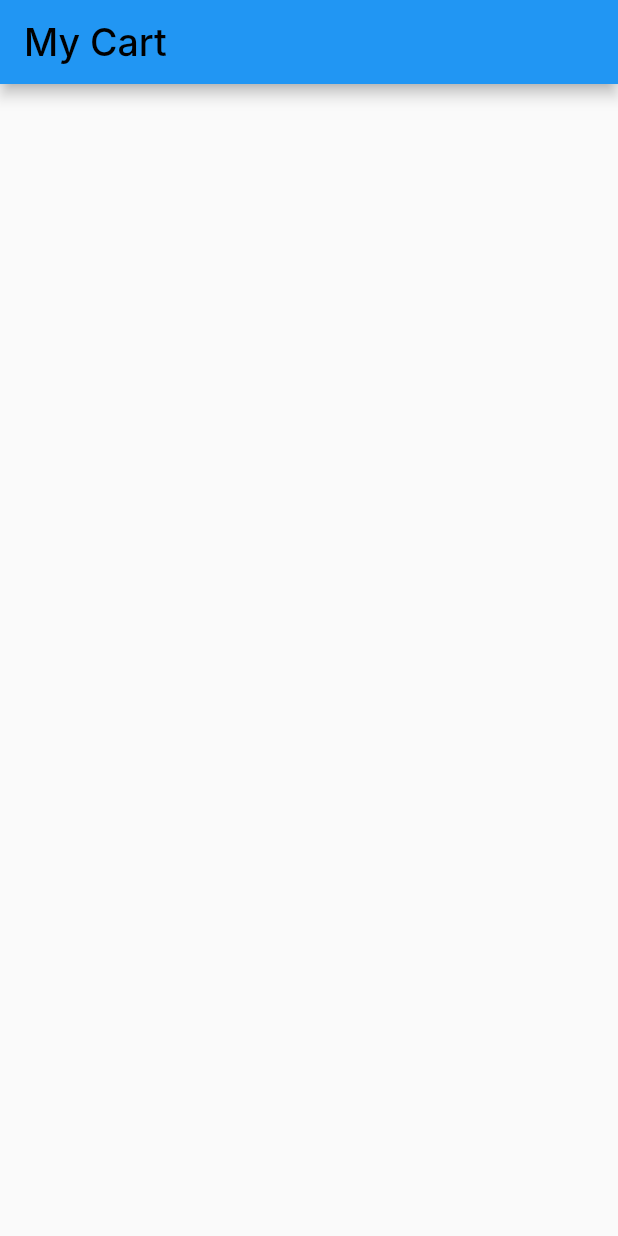
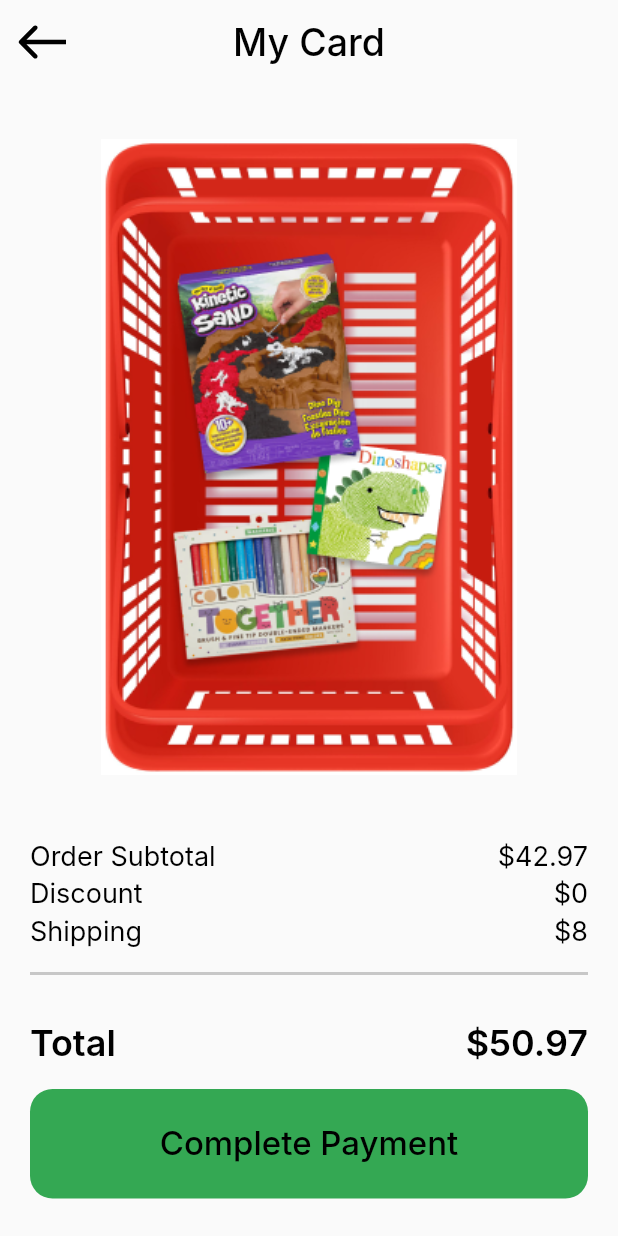
Before and after one commit to Mohamed-Aldakeshy/Payment-App, a Flutter app: the screen it shows after launch, on a phone screen of 412 x 824 dp. Run offline on Flutter 3.47's test engine with Material 2 defaults, Android fonts, the phone set to English and light mode, and no system bars; our stand-ins replace flutter_credit_card, flutter_svg; Roboto replaces fonts that are missing (Inter).

Commit message:
UI 70% done

```diff
--- a/lib/Features/Checkout/Presentation/Views/my_card_view.dart
+++ b/lib/Features/Checkout/Presentation/Views/my_card_view.dart
@@ -1,5 +1,6 @@
 import 'package:flutter/material.dart';
-import 'package:payment_app/core/utils/styles.dart';
+import 'package:payment_app/Features/Checkout/Presentation/Views/widgets/custom_appbar.dart';
+import 'package:payment_app/Features/Checkout/Presentation/Views/widgets/my_card_view_body.dart';
 
 class MyCardView extends StatelessWidget {
   const MyCardView({super.key});
@@ -7,13 +8,8 @@ class MyCardView extends StatelessWidget {
   @override
   Widget build(BuildContext context) {
     return Scaffold(
-      appBar: AppBar(
-        title: const Text(
-          'My Cart',
-          textAlign: TextAlign.center,
-          style: Styles.style25,
-        ),
-      ),
+      appBar: buildAppBar(title: 'My Card'),
+      body: MyCardViewBody(),
     );
   }
 }
--- /dev/null
+++ b/lib/Features/Checkout/Presentation/Views/widgets/card_info_item.dart
@@ -0,0 +1,26 @@
+import 'package:flutter/material.dart';
+import 'package:payment_app/core/utils/styles.dart';
+
+class OrderInfoItem extends StatelessWidget {
+  const OrderInfoItem({super.key, required this.title, required this.value});
+  final String title, value;
+
+  @override
+  Widget build(BuildContext context) {
+    return Row(
+      children: [
+        Text(
+          title,
+          textAlign: TextAlign.center,
+          style: Styles.style18,
+        ),
+        Spacer(),
+        Text(
+          value,
+          textAlign: TextAlign.center,
+          style: Styles.style18,
+        ),
+      ],
+    );
+  }
+}
--- /dev/null
+++ b/lib/Features/Checkout/Presentation/Views/widgets/custom_appbar.dart
@@ -0,0 +1,21 @@
+import 'package:flutter/material.dart';
+import 'package:flutter_svg/svg.dart';
+import 'package:payment_app/core/utils/styles.dart';
+
+AppBar buildAppBar({required String title}) {
+  return AppBar(
+    leading: Center(
+      child: SvgPicture.asset(
+        "assets/images/arrow.svg",
+      ),
+    ),
+    elevation: 0,
+    backgroundColor: Colors.transparent,
+    centerTitle: true,
+    title: Text(
+      title,
+      textAlign: TextAlign.center,
+      style: Styles.style25,
+    ),
+  );
+}
--- /dev/null
+++ b/lib/Features/Checkout/Presentation/Views/widgets/my_card_view_body.dart
@@ -0,0 +1,69 @@
+import 'package:flutter/material.dart';
+import 'package:payment_app/Features/Checkout/Presentation/Views/PaymentDetailsView.dart';
+import 'package:payment_app/Features/Checkout/Presentation/Views/widgets/card_info_item.dart';
+import 'package:payment_app/Features/Checkout/Presentation/Views/widgets/total_price.dart';
+import 'package:payment_app/core/widgets/custom_button.dart';
+
+class MyCardViewBody extends StatelessWidget {
+  const MyCardViewBody({super.key});
+
+  @override
+  Widget build(BuildContext context) {
+    return Padding(
+      padding: const EdgeInsets.symmetric(horizontal: 20),
+      child: Column(
+        children: [
+          const SizedBox(
+            height: 18,
+          ),
+          Expanded(child: Image.asset("assets/images/basket_image.png")),
+          const SizedBox(
+            height: 25,
+          ),
+          const OrderInfoItem(
+            title: 'Order Subtotal',
+            value: r'$42.97',
+          ),
+          const SizedBox(
+            height: 3,
+          ),
+          const OrderInfoItem(
+            title: 'Discount',
+            value: r'$0',
+          ),
+          const SizedBox(
+            height: 3,
+          ),
+          const OrderInfoItem(
+            title: 'Shipping',
+            value: r'$8',
+          ),
+          const Divider(
+            thickness: 2,
+            height: 34,
+            color: Color(0xffC7C7C7),
+          ),
+          const SizedBox(
+            height: 15,
+          ),
+          const TotalPrice(title: 'Total', value: r'$50.97'),
+          const SizedBox(
+            height: 16,
+          ),
+          CustomButton(
+            onTap: () => Navigator.of(context).push(
+              MaterialPageRoute(
+                builder: (context) {
+                  return PaymentDetailsView();
+                },
+              ),
+            ),
+          ),
+          const SizedBox(
+            height: 25,
+          ),
+        ],
+      ),
+    );
+  }
+}
--- /dev/null
+++ b/lib/Features/Checkout/Presentation/Views/widgets/total_price.dart
@@ -0,0 +1,25 @@
+import 'package:flutter/material.dart';
+import 'package:payment_app/core/utils/styles.dart';
+
+class TotalPrice extends StatelessWidget {
+  const TotalPrice({super.key, required this.title, required this.value});
+  final String title, value;
+  @override
+  Widget build(BuildContext context) {
+    return Row(
+      children: [
+        Text(
+          title,
+          textAlign: TextAlign.center,
+          style: Styles.style24,
+        ),
+        Spacer(),
+        Text(
+          value,
+          textAlign: TextAlign.center,
+          style: Styles.style24,
+        ),
+      ],
+    );
+  }
+}
--- /dev/null
+++ b/lib/core/widgets/custom_button.dart
@@ -0,0 +1,31 @@
+import 'package:flutter/material.dart';
+import 'package:payment_app/core/utils/styles.dart';
+
+class CustomButton extends StatelessWidget {
+  const CustomButton({
+    super.key,
+    this.onTap,
+  });
+
+  final void Function()? onTap;
+  @override
+  Widget build(BuildContext context) {
+    return GestureDetector(
+      onTap: onTap,
+      child: Container(
+        width: double.infinity,
+        height: 73,
+        child: Center(
+          child: Text('Complete Payment',
+              textAlign: TextAlign.center, style: Styles.style22),
+        ),
+        decoration: ShapeDecoration(
+          color: Color(0xFF34A853),
+          shape: RoundedRectangleBorder(
+            borderRadius: BorderRadius.circular(15),
+          ),
+        ),
+      ),
+    );
+  }
+}
--- a/lib/main.dart
+++ b/lib/main.dart
@@ -11,6 +11,7 @@ class CheckoutApp extends StatelessWidget {
   @override
   Widget build(BuildContext context) {
     return MaterialApp(
+      debugShowCheckedModeBanner: false,
       home: MyCardView(),
     );
   }
```
Also changed, not shown: lib/Features/Checkout/Presentation/Views/PaymentDetailsView.dart (added, +15 -0 lines), lib/Features/Checkout/Presentation/Views/widgets/custom_credit_card.dart (added, +46 -0 lines), lib/Features/Checkout/Presentation/Views/widgets/payment_details_view_body.dart (added, +19 -0 lines), lib/Features/Checkout/Presentation/Views/widgets/payment_method_container.dart (added, +44 -0 lines), lib/Features/Checkout/Presentation/Views/widgets/payment_method_list_view.dart (added, +43 -0 lines), pubspec.yaml (+5 -3 lines), assets/images/applepay.svg (added), assets/images/arrow.svg (added), assets/images/basket_image.png (added), assets/images/card.svg (added), assets/images/paypal.svg (added), pubspec.lock.
